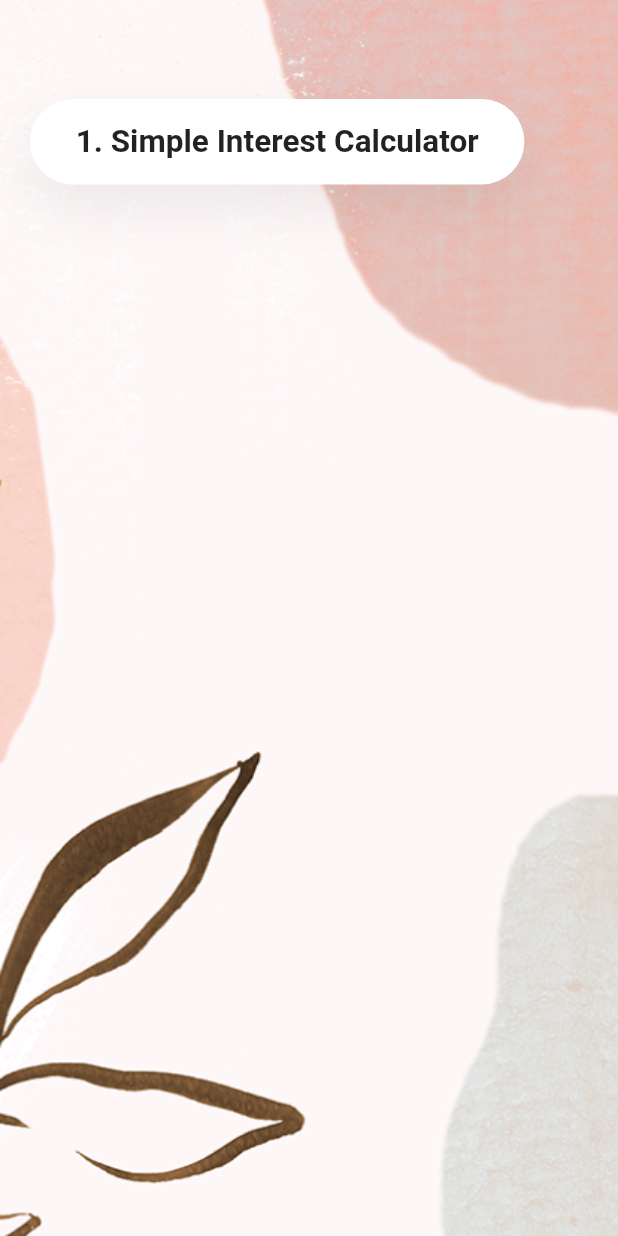
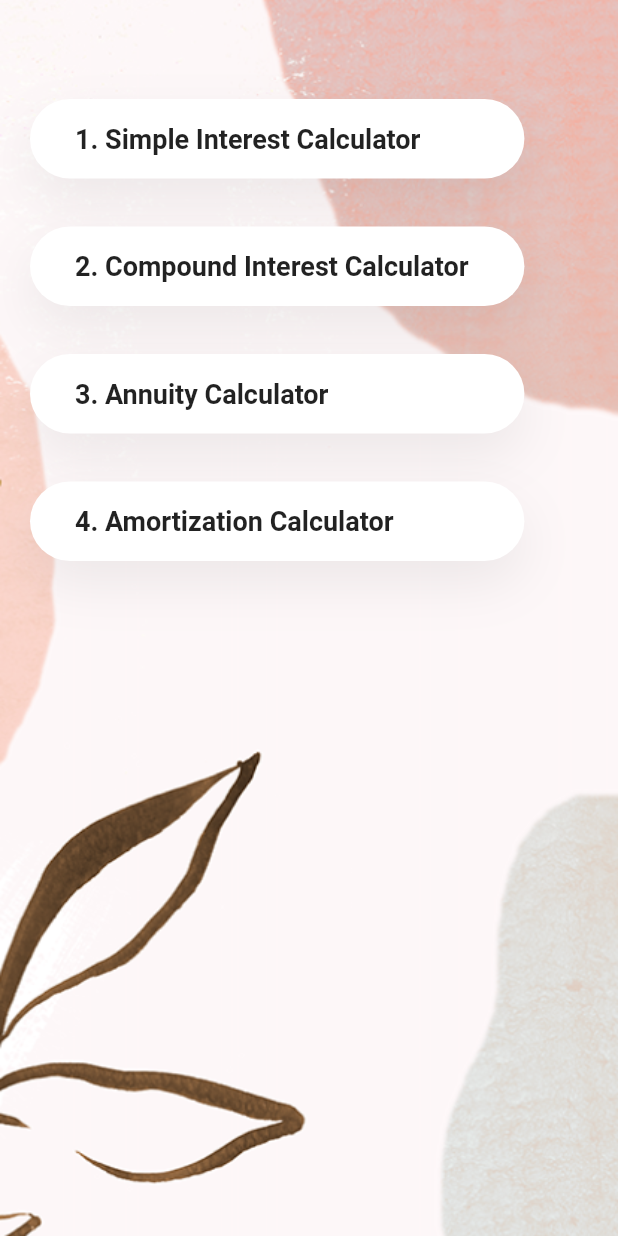
Before and after one commit to nishamghimire5/Economics-YoYo, a Flutter app: the screen it shows after launch, after a tap on "Chapter 1: Time Value of Money", on a phone screen of 412 x 824 dp. Run offline on Flutter 3.47's test engine with Material 2 defaults, Android fonts, the phone set to English and light mode, and no system bars.

Commit message:
alignment type passed as parameter 4 roundedButton

```diff
--- a/lib/main.dart
+++ b/lib/main.dart
@@ -61,8 +61,9 @@ class WelcomeScreen extends StatelessWidget {
             ),
             //wrap with widget #SizedBox
             SizedBox(
-              width: MediaQuery.of(context).size.width,
+              width: MediaQuery.of(context).size.width * .85,
               child: RoundedButton(
+                  alignMent: Alignment.center,
                   text: "Chapter 1: Time Value of Money",
                   fontSize: 20,
                   press: () {
--- a/lib/time_value_money.dart
+++ b/lib/time_value_money.dart
@@ -3,6 +3,23 @@
 import 'package:engineering_economics/widgets/rounded_button.dart';
 import 'package:flutter/material.dart';
 import 'package:engineering_economics/formulas/simple_interest.dart';
+
+//default widget -if nothing returned
+class DefaultWidget extends StatelessWidget {
+  const DefaultWidget({super.key});
+
+  @override
+  Widget build(BuildContext context) {
+    return Scaffold(
+      appBar: AppBar(
+        title: Text('Default Screen'),
+      ),
+      body: Center(
+        child: Text('There is nothing to display :)'),
+      ),
+    );
+  }
+}
 
 class TimeValueMoney extends StatefulWidget {
   const TimeValueMoney({Key? key}) : super(key: key);
@@ -12,6 +29,13 @@ class TimeValueMoney extends StatefulWidget {
 }
 
 class _TimeValueMoneyState extends State<TimeValueMoney> {
+  final List<String> _chapterTitles = [
+    "1. Simple Interest Calculator",
+    "2. Compound Interest Calculator",
+    "3. Annuity Calculator",
+    "4. Amortization Calculator",
+  ];
+
   @override
   Widget build(BuildContext context) {
     return Scaffold(
@@ -29,26 +53,41 @@ class _TimeValueMoneyState extends State<TimeValueMoney> {
             crossAxisAlignment: CrossAxisAlignment.start,
             children: [
               Container(
-                width: MediaQuery.of(context).size.width * 0.8,
+                width: MediaQuery.of(context).size.width * 0.80,
                 margin: const EdgeInsets.only(top: 50, left: 20),
                 child: Column(
-                  children: [
-                    SizedBox(
+                  children: _chapterTitles.map((title) {
+                    return SizedBox(
+                      width: MediaQuery.of(context).size.width,
                       child: RoundedButton(
-                          text: "1. Simple Interest Calculator",
-                          fontSize: 21,
+                        alignMent: Alignment.centerLeft,
+                        text: title,
+                        fontSize: 18,
                         press: () {
                           Navigator.push(
                             context,
                             MaterialPageRoute(
                               builder: (context) {
+                                if (title == _chapterTitles[0]) {
                                   return SimpleIntrestCalculator();
+                                } else if (title == _chapterTitles[1]) {
+                                  // TODO: Define CompoundIntrestCalculator
+                                  // return CompoundIntrestCalculator();
+                                } else if (title == _chapterTitles[2]) {
+                                  // return AnnuityCalculator();
+                                  // TODO: Define CompoundIntrestCalculator
+                                } else if (title == _chapterTitles[3]) {
+                                  // TODO: Define CompoundIntrestCalculator
+                                  // return AmortizationCalculator();
+                                }
+                                return DefaultWidget();
                               },
                             ),
                           );
-                          }),
+                        },
                       ),
-                  ],
+                    );
+                  }).toList(),
                 ),
               ),
             ],
--- a/lib/widgets/rounded_button.dart
+++ b/lib/widgets/rounded_button.dart
@@ -6,6 +6,7 @@ class RoundedButton extends StatelessWidget {
   final String text;
   final VoidCallback press;
   final double fontSize;
+  final Alignment alignMent;
   final double verticalPadding;
 
   const RoundedButton({
@@ -14,6 +15,7 @@ class RoundedButton extends StatelessWidget {
     required this.press,
     this.fontSize = 16,
     this.verticalPadding = 16,
+    required this.alignMent,
   });
 
   @override
@@ -21,7 +23,7 @@ class RoundedButton extends StatelessWidget {
     return GestureDetector(
       onTap: press,
       child: Container(
-        alignment: Alignment.center,
+        alignment: alignMent,
         margin: EdgeInsets.symmetric(vertical: 16),
         padding: EdgeInsets.symmetric(
           vertical: verticalPadding,
```
Lines whose indentation alone changed are shown as unchanged.
